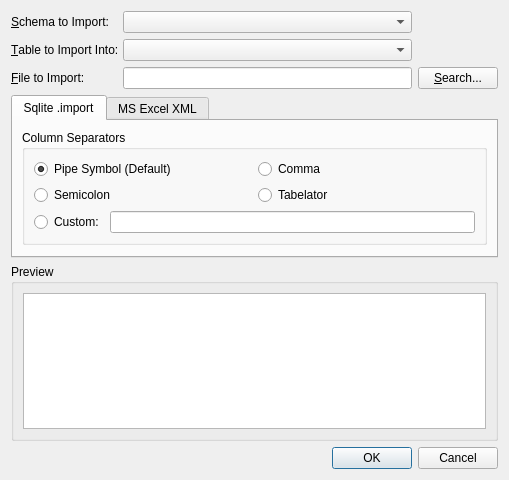
Old version of the form Sqliteman/sqliteman/importtabledialog.ui in the repository iamkjg/sqliteman.
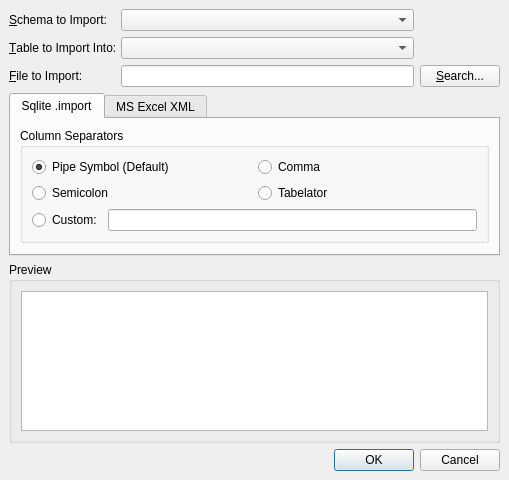
New version of the form.

The edit to the form file:
```diff
--- a/Sqliteman/sqliteman/importtabledialog.ui
+++ b/Sqliteman/sqliteman/importtabledialog.ui
@@ -13,6 +13,12 @@
    <string>Data Import</string>
   </property>
   <layout class="QGridLayout" >
+   <property name="margin" >
+    <number>9</number>
+   </property>
+   <property name="spacing" >
+    <number>6</number>
+   </property>
    <item row="1" column="0" >
     <widget class="QLabel" name="label" >
      <property name="text" >
@@ -56,12 +62,24 @@
        <string>Sqlite .import</string>
       </attribute>
       <layout class="QGridLayout" >
+       <property name="margin" >
+        <number>9</number>
+       </property>
+       <property name="spacing" >
+        <number>6</number>
+       </property>
        <item row="0" column="0" >
         <widget class="QGroupBox" name="groupBox" >
          <property name="title" >
           <string>Column Separators</string>
          </property>
          <layout class="QGridLayout" >
+          <property name="margin" >
+           <number>9</number>
+          </property>
+          <property name="spacing" >
+           <number>6</number>
+          </property>
           <item row="0" column="0" >
            <widget class="QRadioButton" name="pipeRadioButton" >
             <property name="text" >
@@ -95,6 +113,12 @@
           </item>
           <item row="2" column="0" colspan="2" >
            <layout class="QHBoxLayout" >
+            <property name="margin" >
+             <number>0</number>
+            </property>
+            <property name="spacing" >
+             <number>6</number>
+            </property>
             <item>
              <widget class="QRadioButton" name="customRadioButton" >
               <property name="text" >
@@ -150,6 +174,12 @@
       <string>Preview</string>
      </property>
      <layout class="QGridLayout" >
+      <property name="margin" >
+       <number>9</number>
+      </property>
+      <property name="spacing" >
+       <number>6</number>
+      </property>
       <item row="0" column="0" >
        <widget class="QTableView" name="previewView" >
         <property name="alternatingRowColors" >
```
Left out of the diff: 6 changed lines with no effect on the pictures.
